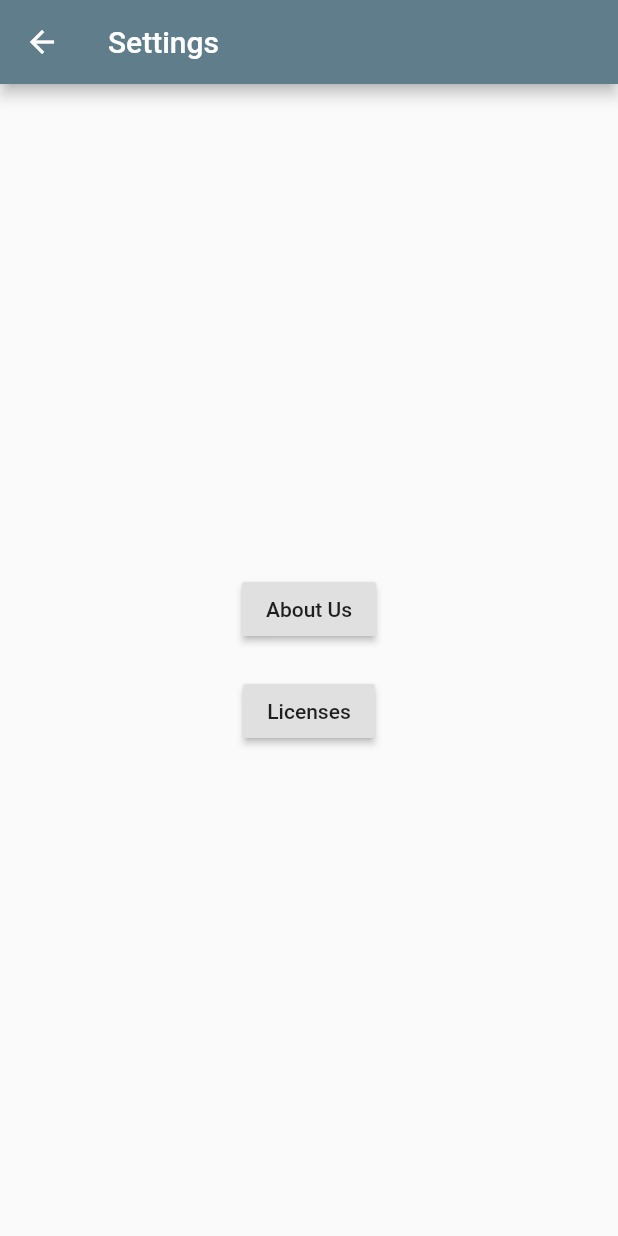
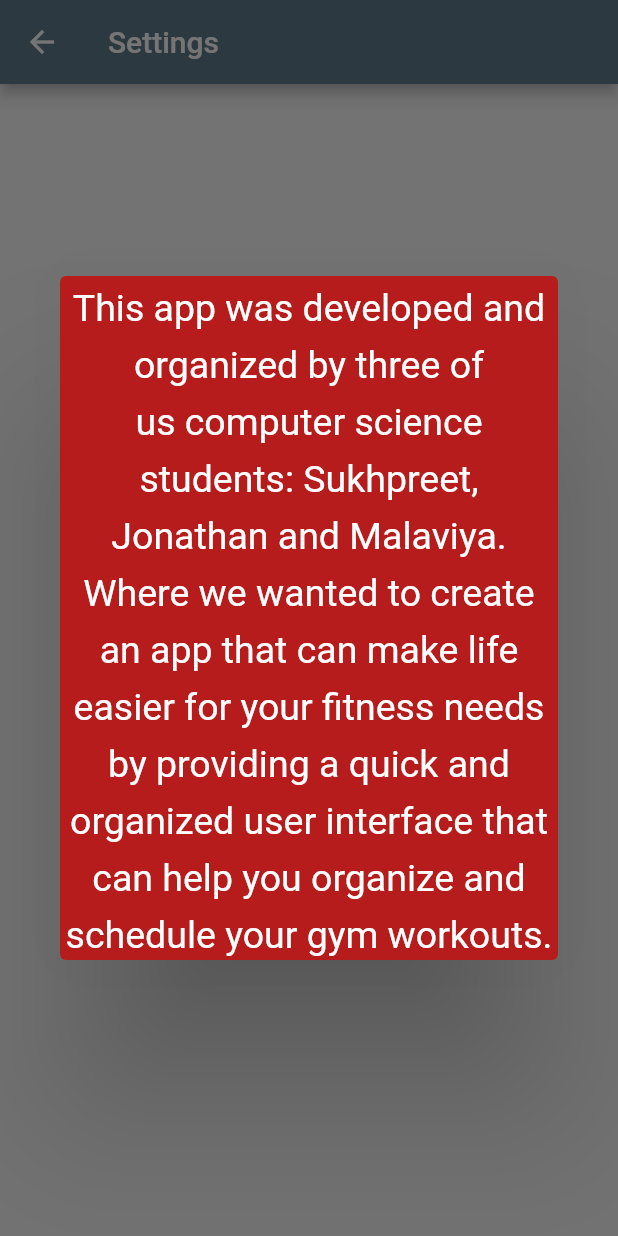
Before and after one commit to ImJonathanZ/Fitness-App, a Flutter app: the Settings screen opened by its route, after a tap on "About Us", on a phone screen of 412 x 824 dp. Run offline on Flutter 3.47's test engine with Material 2 defaults, Android fonts, the light colour scheme and no system bars; our stand-ins replace sqflite, table_calendar; accounts and stored records are empty.

Commit message:
Commit B

```diff
--- a/final_project/lib/main.dart
+++ b/final_project/lib/main.dart
@@ -23,6 +23,7 @@
             DisplayExercises(title: 'Exercises for today'),
         '/settings': (BuildContext context) => Settings(title: 'Settings'),
         '/editPage': (BuildContext context) => Edit(title: 'Edit'),
+        '/addPage': (BuildContext context) => Edit(title: 'Add'),
       },
     );
   }
--- /dev/null
+++ b/final_project/lib/views/about_us.dart
@@ -0,0 +1,24 @@
+import 'package:flutter/material.dart';
+
+class AboutUs extends StatelessWidget {
+  @override
+  Widget build(BuildContext context) {
+    return Dialog(
+      shape: RoundedRectangleBorder(
+        borderRadius: BorderRadius.circular(4.0),
+      ),
+      elevation: 50.0,
+      backgroundColor: Colors.red[900],
+      insetPadding: EdgeInsets.symmetric(horizontal: 40.0, vertical: 40.0),
+      child: Text(
+        'This app was developed and organized by three of us computer science students: Sukhpreet, Jonathan and Malaviya. Where we wanted to create an app that can make life easier for your fitness needs by providing a quick and organized user interface that can help you organize and schedule your gym workouts.',
+        style: TextStyle(
+          fontSize: 25.0,
+          color: Colors.white,
+          height: 1.5,
+        ),
+        textAlign: TextAlign.center,
+      ),
+    );
+  }
+}
--- a/final_project/lib/views/show_settings.dart
+++ b/final_project/lib/views/show_settings.dart
@@ -1,4 +1,5 @@
 import 'package:flutter/material.dart';
+import 'package:final_project/views/about_us.dart';
 
 class Settings extends StatefulWidget {
   Settings({Key key, this.title}) : super(key: key);
@@ -26,7 +27,7 @@
                 child: RaisedButton(
                     child: Text('About Us'),
                     onPressed: () {
-                      // _showAboutUs(context);
+                      _showAboutUs(context);
                     }),
               ),
               Container(
@@ -54,4 +55,14 @@
       ],
     );
   }
+
+  void _showAboutUs(BuildContext context) {
+    showDialog<void>(
+      context: context,
+      barrierDismissible: true,
+      builder: (BuildContext context) {
+        return AboutUs();
+      },
+    );
+  }
 }
```
Also changed, not shown: final_project/lib/views/homepage/home_page.dart (+36 -1 lines), final_project/lib/views/show_add.dart (added, +21 -0 lines).
